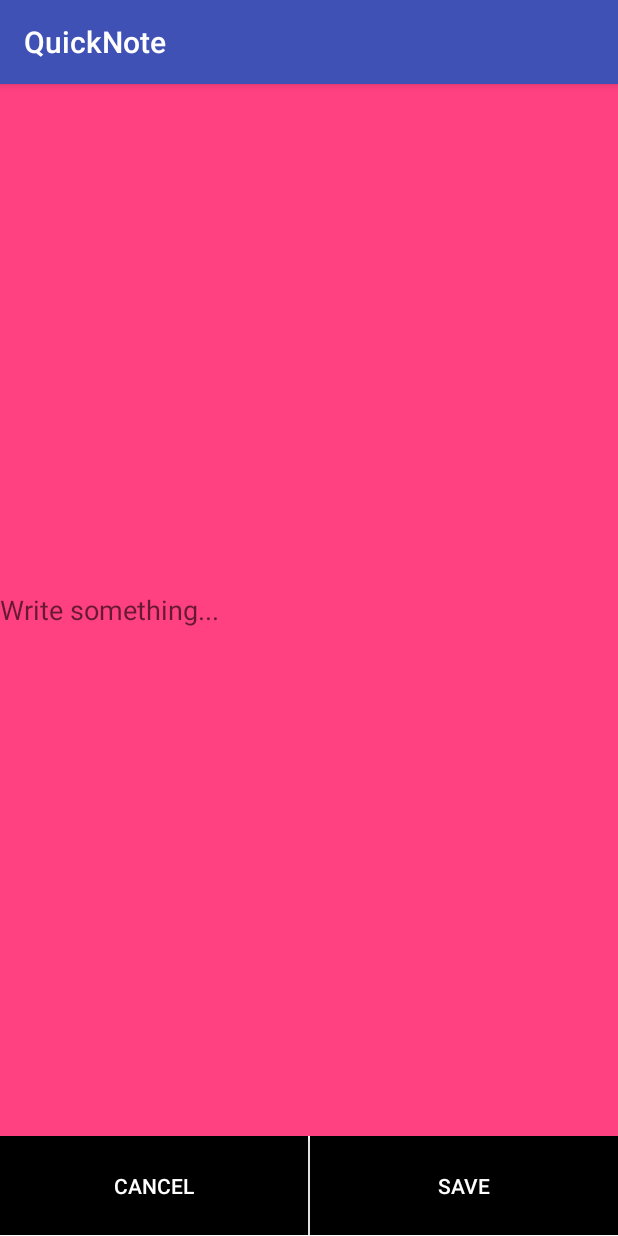
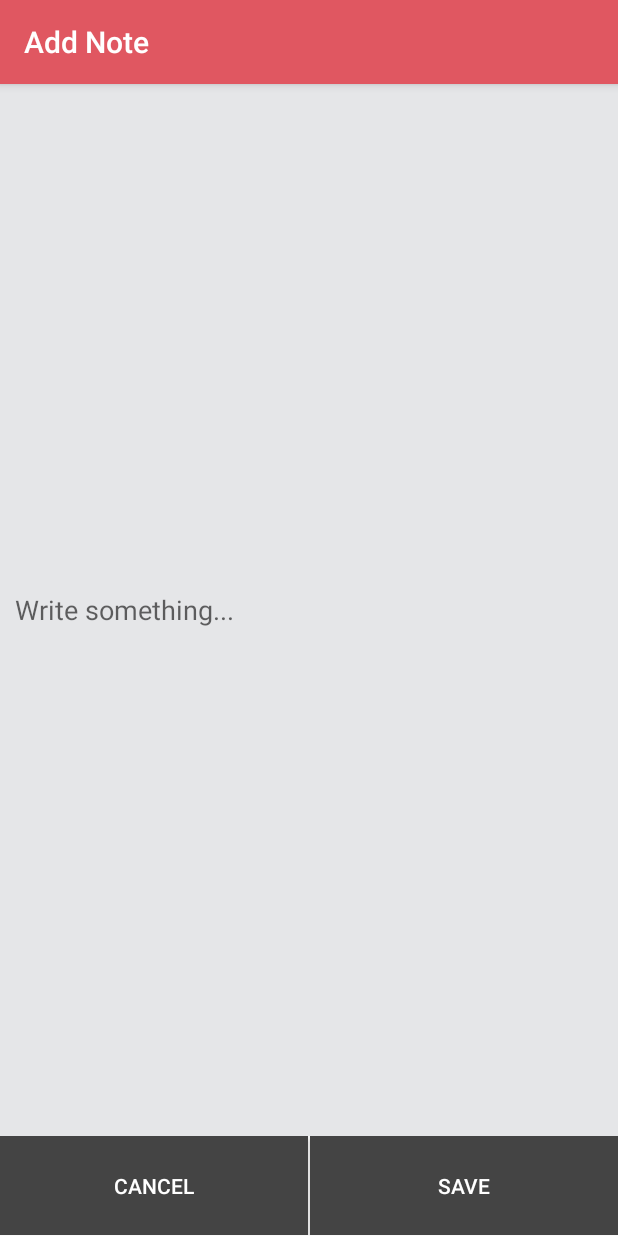
Before and after one commit to mantingkuo/quicknote, an Android app: the WriteNoteActivity screen opened directly, with no data from a screen before it, on a phone screen of 412 x 824 dp. Run offline under Robolectric (Android 15) with nearby library versions, the phone set to English and light mode, and no system bars.

Commit message:
Add toolbar and adjust ui.

```diff
--- a/app/src/main/java/mj/tw/com/quicknote/ui/NoteListActivity.kt
+++ b/app/src/main/java/mj/tw/com/quicknote/ui/NoteListActivity.kt
@@ -17,6 +17,7 @@ import mj.tw.com.quicknote.controller.NoteListContract
 import mj.tw.com.quicknote.controller.NoteListPresenter
 import android.view.View
 import android.widget.ProgressBar
+import kotlinx.android.synthetic.main.activity_note_list.*
 import mj.tw.com.quicknote.AppApplication
 import mj.tw.com.quicknote.controller.DbManager
 import mj.tw.com.quicknote.data.Note
@@ -34,6 +35,7 @@ class NoteListActivity : AppCompatActivity(), NoteListContract.View {
     override fun onCreate(savedInstanceState: Bundle?) {
         super.onCreate(savedInstanceState)
         setContentView(R.layout.activity_note_list)
+        setSupportActionBar(findViewById(R.id.toolbar))
         mListView = findViewById(R.id.listview)
         mLayoutManager = LinearLayoutManager(this)
         mListView.layoutManager = mLayoutManager
--- a/app/src/main/java/mj/tw/com/quicknote/ui/WriteNoteActivity.kt
+++ b/app/src/main/java/mj/tw/com/quicknote/ui/WriteNoteActivity.kt
@@ -25,6 +25,10 @@ class WriteNoteActivity : AppCompatActivity() {
     override fun onCreate(savedInstanceState: Bundle?) {
         super.onCreate(savedInstanceState)
         setContentView(R.layout.activity_write_note)
+
+        setSupportActionBar(findViewById(R.id.toolbar))
+        supportActionBar!!.title = getString(R.string.write_note_title)
+
         viewContent = findViewById(R.id.content)
     }
 
--- a/app/src/main/res/layout/activity_write_note.xml
+++ b/app/src/main/res/layout/activity_write_note.xml
@@ -5,14 +5,26 @@
     android:layout_height="match_parent"
     android:orientation="vertical"
     android:weightSum="9.3">
+    <android.support.design.widget.AppBarLayout
+        android:layout_width="match_parent"
+        android:layout_height="wrap_content">
 
+        <android.support.v7.widget.Toolbar
+            android:id="@+id/toolbar"
+            android:layout_width="match_parent"
+            android:layout_height="?attr/actionBarSize"
+            android:background="@color/actionbar_bg"
+            app:theme="@style/ToolBarStyle"/>
+
+    </android.support.design.widget.AppBarLayout>
     <EditText
         android:id="@+id/content"
         android:layout_width="match_parent"
         android:layout_height="0dp"
         android:layout_weight="8.5"
+        android:padding="10dp"
         android:hint="@string/write_note_hint"
-        android:background="@color/colorAccent"/>
+        android:background="@color/bg_brown"/>
     <LinearLayout
         android:layout_width="match_parent"
         android:layout_height="0dp"
@@ -25,7 +37,7 @@
             android:layout_width="0dp"
             android:layout_height="match_parent"
             android:layout_weight="1"
-            android:background="@android:color/black"
+            android:background="@color/write_btn_bg"
             android:text="@string/cancel"
             android:onClick="onCancel"
             android:textColor="@android:color/white"
@@ -39,7 +51,7 @@
             android:layout_width="0dp"
             android:layout_height="match_parent"
             android:layout_weight="1"
-            android:background="@android:color/black"
+            android:background="@color/write_btn_bg"
             android:text="@string/save"
             android:textColor="@android:color/white"
             android:onClick="onSave"
--- a/app/src/main/res/values/colors.xml
+++ b/app/src/main/res/values/colors.xml
@@ -2,7 +2,10 @@
 <resources>
     <color name="colorPrimary">#3F51B5</color>
     <color name="colorPrimaryDark">#303F9F</color>
-    <color name="colorAccent">#FF4081</color>
+    <color name="colorAccent">#e05761</color>
     <color name="gray">#888888</color>
+    <color name="bg_brown">#e5e6e8</color>
+    <color name="actionbar_bg">#e05761</color>
+    <color name="write_btn_bg">#444444</color>
 
 </resources>
--- a/app/src/main/res/values/strings.xml
+++ b/app/src/main/res/values/strings.xml
@@ -3,4 +3,5 @@
     <string name="cancel">Cancel</string>
     <string name="save">Save</string>
     <string name="write_note_hint">Write something...</string>
+    <string name="write_note_title">Add Note</string>
 </resources>
--- a/app/src/main/res/values/styles.xml
+++ b/app/src/main/res/values/styles.xml
@@ -1,11 +1,15 @@
 <resources>
 
     <!-- Base application theme. -->
-    <style name="AppTheme" parent="Theme.AppCompat.Light.DarkActionBar">
+    <style name="AppTheme" parent="Theme.AppCompat.Light.NoActionBar">
         <!-- Customize your theme here. -->
         <item name="colorPrimary">@color/colorPrimary</item>
         <item name="colorPrimaryDark">@color/colorPrimaryDark</item>
         <item name="colorAccent">@color/colorAccent</item>
     </style>
-
+    <style name="ToolBarStyle" parent="Theme.AppCompat">
+        <item name="android:textColorPrimary">@android:color/white</item>
+        <item name="android:textColorSecondary">@android:color/white</item>
+        <item name="actionMenuTextColor">@android:color/white</item>
+    </style>
 </resources>
```
Also changed, not shown: app/src/main/res/layout/activity_note_list.xml (+18 -3 lines), app/src/main/res/layout/view_note_item.xml (+22 -8 lines).
